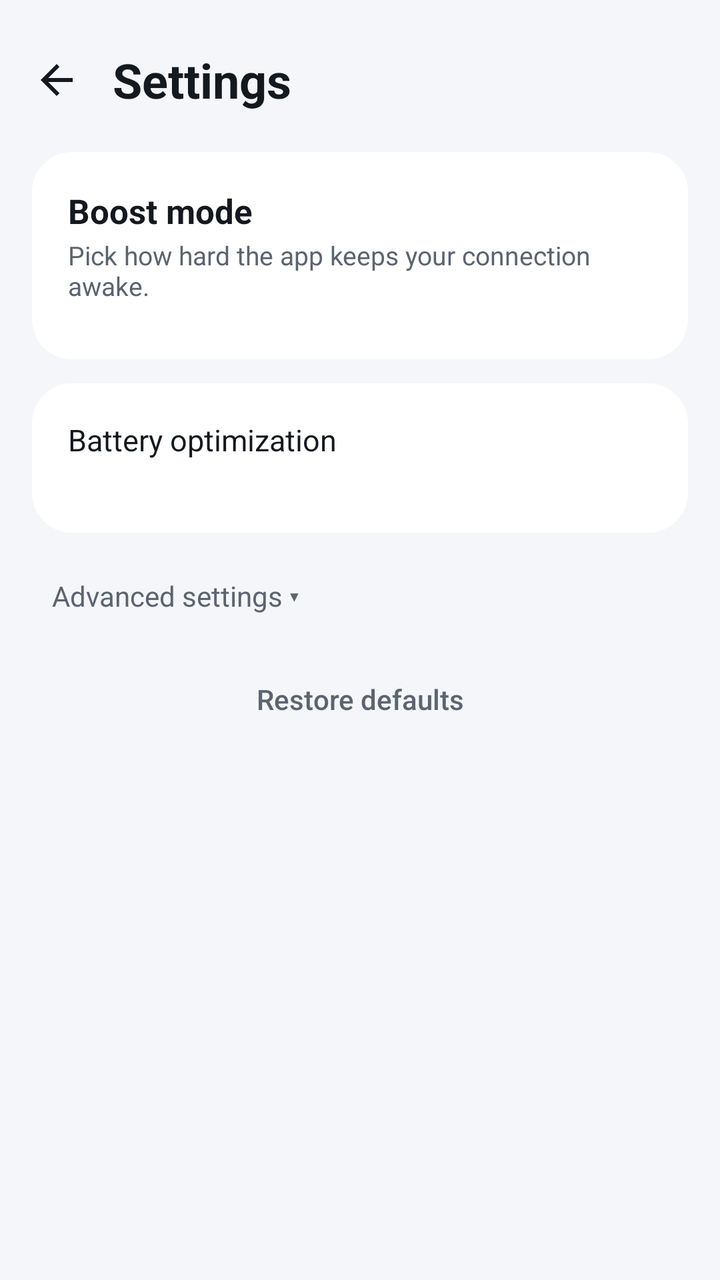
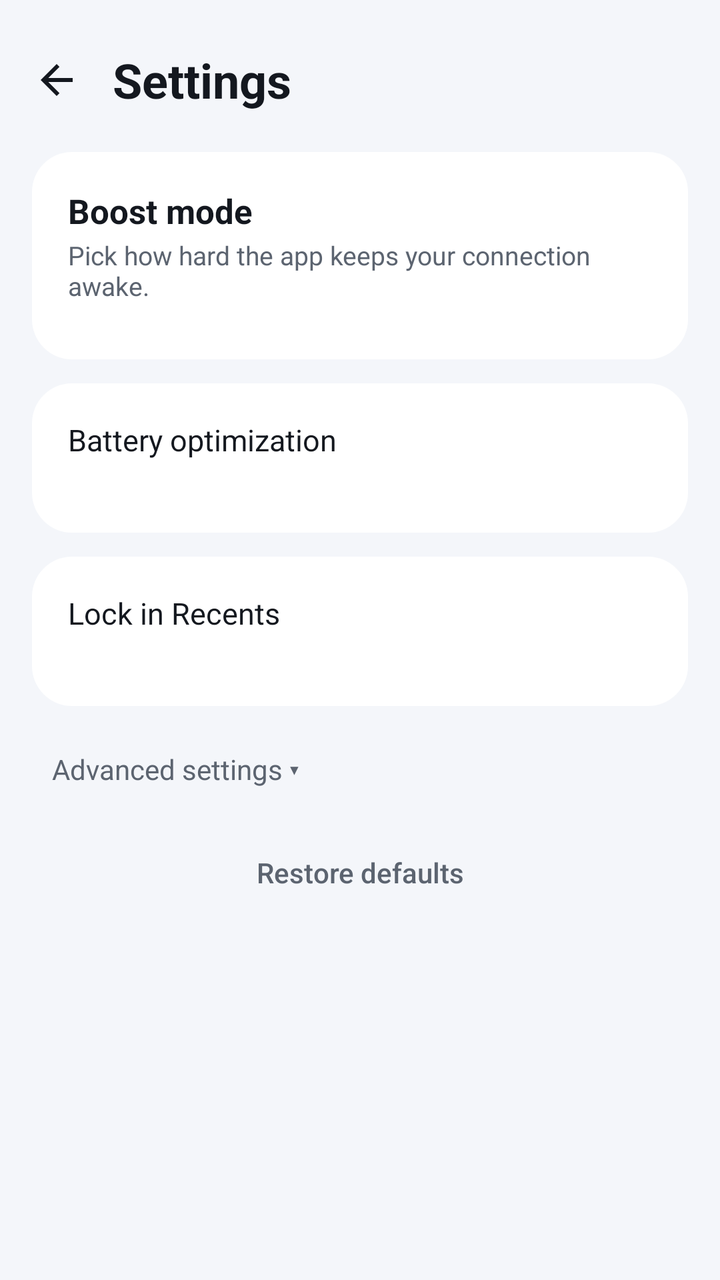

Compare the two renders of this Android layout. The source of the first and the diff that turns it into the second are given below.
<!-- AndroidManifest.xml: application theme AppTheme -->
<!-- res/layout/activity_settings.xml -->
<?xml version="1.0" encoding="utf-8"?>
<ScrollView xmlns:android="http://schemas.android.com/apk/res/android"
    android:id="@+id/scroll"
    android:layout_width="match_parent"
    android:layout_height="match_parent"
    android:fillViewport="true"
    android:fitsSystemWindows="true">

    <LinearLayout
        android:layout_width="match_parent"
        android:layout_height="wrap_content"
        android:orientation="vertical"
        android:padding="16dp">

        
        <LinearLayout
            android:layout_width="match_parent"
            android:layout_height="wrap_content"
            android:gravity="center_vertical"
            android:orientation="horizontal">

            <ImageButton
                android:id="@+id/backButton"
                android:layout_width="48dp"
                android:layout_height="48dp"
                android:layout_marginStart="-12dp"
                android:background="?android:attr/selectableItemBackgroundBorderless"
                android:contentDescription="@string/back"
                android:src="@drawable/ic_back" />

            <TextView
                android:layout_width="wrap_content"
                android:layout_height="wrap_content"
                android:layout_marginStart="4dp"
                android:text="@string/settings"
                android:textColor="@color/text_primary"
                android:textSize="24sp"
                android:textStyle="bold" />
        </LinearLayout>

        
        <LinearLayout style="@style/Card">

            <TextView
                android:layout_width="wrap_content"
                android:layout_height="wrap_content"
                android:text="@string/boost_mode"
                android:textColor="@color/text_primary"
                android:textSize="17sp"
                android:textStyle="bold" />

            <TextView
                android:layout_width="wrap_content"
                android:layout_height="wrap_content"
                android:layout_marginTop="2dp"
                android:text="@string/boost_mode_desc"
                android:textColor="@color/text_secondary"
                android:textSize="13sp" />

            <LinearLayout
                android:id="@+id/profileList"
                android:layout_width="match_parent"
                android:layout_height="wrap_content"
                android:layout_marginTop="10dp"
                android:orientation="vertical" />
        </LinearLayout>

        
        <LinearLayout
            android:id="@+id/batteryRow"
            style="@style/Card"
            android:foreground="?android:attr/selectableItemBackground">

            <TextView
                android:layout_width="wrap_content"
                android:layout_height="wrap_content"
                android:text="@string/battery_setting"
                android:textColor="@color/text_primary"
                android:textSize="15sp" />

            <TextView
                android:id="@+id/batteryState"
                android:layout_width="wrap_content"
                android:layout_height="wrap_content"
                android:layout_marginTop="2dp"
                android:textColor="@color/text_secondary"
                android:textSize="12sp" />
        </LinearLayout>

        
        <TextView
            android:id="@+id/advancedToggle"
            android:layout_width="match_parent"
            android:layout_height="wrap_content"
            android:layout_marginTop="12dp"
            android:background="?android:attr/selectableItemBackground"
            android:padding="10dp"
            android:text="@string/advanced_show"
            android:textColor="@color/text_secondary"
            android:textSize="14sp" />

        <LinearLayout
            android:id="@+id/advancedSection"
            style="@style/Card"
            android:layout_marginTop="4dp"
            android:visibility="gone">

            <TextView
                android:layout_width="wrap_content"
                android:layout_height="wrap_content"
                android:text="@string/advanced_note"
                android:textColor="@color/text_secondary"
                android:textSize="12sp" />

            <RadioGroup
                android:id="@+id/modeGroup"
                android:layout_width="match_parent"
                android:layout_height="wrap_content"
                android:layout_marginTop="8dp"
                android:orientation="horizontal">

                <RadioButton
                    android:id="@+id/modeHttp"
                    android:layout_width="0dp"
                    android:layout_height="wrap_content"
                    android:layout_weight="1"
                    android:text="@string/mode_http"
                    android:textColor="@color/text_primary" />

                <RadioButton
                    android:id="@+id/modeIcmp"
                    android:layout_width="0dp"
                    android:layout_height="wrap_content"
                    android:layout_weight="1"
                    android:text="@string/mode_icmp"
                    android:textColor="@color/text_primary" />
            </RadioGroup>

            <TextView
                android:id="@+id/targetLabel"
                style="@style/FieldLabel"
                android:labelFor="@id/targetInput"
                android:text="@string/target_url" />

            <EditText
                android:id="@+id/targetInput"
                android:layout_width="match_parent"
                android:layout_height="wrap_content"
                android:imeOptions="actionDone"
                android:importantForAutofill="no"
                android:inputType="textUri"
                android:singleLine="true"
                android:textColor="@color/text_primary"
                android:textSize="14sp" />

            <HorizontalScrollView
                android:id="@+id/hostChipScroll"
                android:layout_width="match_parent"
                android:layout_height="wrap_content"
                android:layout_marginTop="6dp"
                android:scrollbars="none">

                <LinearLayout
                    android:id="@+id/hostChipRow"
                    android:layout_width="wrap_content"
                    android:layout_height="wrap_content"
                    android:orientation="horizontal" />
            </HorizontalScrollView>

            <TextView
                style="@style/FieldLabel"
                android:labelFor="@id/intervalInput"
                android:text="@string/interval" />

            <EditText
                android:id="@+id/intervalInput"
                android:layout_width="match_parent"
                android:layout_height="wrap_content"
                android:imeOptions="actionDone"
                android:importantForAutofill="no"
                android:inputType="numberDecimal"
                android:singleLine="true"
                android:textColor="@color/text_primary"
                android:textSize="14sp" />

            <TextView
                android:id="@+id/intervalHint"
                android:layout_width="wrap_content"
                android:layout_height="wrap_content"
                android:layout_marginTop="6dp"
                android:textColor="@color/text_secondary"
                android:textSize="12sp" />

            <Button
                android:id="@+id/applyButton"
                style="?android:attr/borderlessButtonStyle"
                android:layout_width="wrap_content"
                android:layout_height="wrap_content"
                android:layout_gravity="end"
                android:layout_marginTop="4dp"
                android:text="@string/apply"
                android:textAllCaps="false"
                android:textColor="@color/accent"
                android:textStyle="bold" />
        </LinearLayout>

        <Button
            android:id="@+id/resetButton"
            style="?android:attr/borderlessButtonStyle"
            android:layout_width="wrap_content"
            android:layout_height="wrap_content"
            android:layout_gravity="center_horizontal"
            android:layout_marginTop="8dp"
            android:text="@string/restore_defaults"
            android:textAllCaps="false"
            android:textColor="@color/text_secondary" />
    </LinearLayout>
</ScrollView>
<!-- resources referenced by this layout -->
<resources>
  <color name="accent">#FF6A00</color>
  <color name="text_primary">#14181F</color>
  <color name="text_secondary">#5C6470</color>
  <!-- drawable ic_back (drawable) -->
  <vector xmlns:android="http://schemas.android.com/apk/res/android"
      android:width="24dp"
      android:height="24dp"
      android:autoMirrored="true"
      android:tint="@color/text_primary"
      android:viewportWidth="24"
      android:viewportHeight="24">
      <path
          android:fillColor="#FFFFFFFF"
          android:pathData="M20,11H7.83l5.59,-5.59L12,4l-8,8l8,8l1.41,-1.41L7.83,13H20v-2z" />
  </vector>
  <string name="advanced_note">For experienced users. Changing anything here switches Boost mode to Custom.</string>
  <string name="advanced_show">Advanced settings ▾</string>
  <string name="apply">Apply</string>
  <string name="back">Back</string>
  <string name="battery_setting">Battery optimization</string>
  <string name="boost_mode">Boost mode</string>
  <string name="boost_mode_desc">Pick how hard the app keeps your connection awake.</string>
  <string name="interval">Every (seconds)</string>
  <string name="mode_http">Web request</string>
  <string name="mode_icmp">Ping</string>
  <string name="restore_defaults">Restore defaults</string>
  <string name="settings">Settings</string>
  <string name="target_url">Website address</string>
  <style name="Card">
          <item name="android:layout_width">match_parent</item>
          <item name="android:layout_height">wrap_content</item>
          <item name="android:layout_marginTop">12dp</item>
          <item name="android:background">@drawable/bg_card</item>
          <item name="android:orientation">vertical</item>
          <item name="android:padding">18dp</item>
      </style>
  <style name="FieldLabel">
          <item name="android:layout_width">wrap_content</item>
          <item name="android:layout_height">wrap_content</item>
          <item name="android:layout_marginTop">14dp</item>
          <item name="android:textColor">@color/text_secondary</item>
          <item name="android:textSize">13sp</item>
      </style>
  <style name="AppTheme" parent="android:Theme.Material.Light.NoActionBar">
          <item name="android:colorPrimary">@color/accent</item>
          <item name="android:colorAccent">@color/accent</item>
          <item name="android:windowBackground">@color/bg</item>
          <item name="android:statusBarColor">@color/bg</item>
          <item name="android:navigationBarColor">@color/bg</item>
          <item name="android:windowLightStatusBar">true</item>
      </style>
  <!-- drawable bg_card (drawable) -->
  <shape xmlns:android="http://schemas.android.com/apk/res/android" android:shape="rectangle">
      <solid android:color="@color/card" />
      <corners android:radius="20dp" />
  </shape>
  <color name="bg">#F4F6FA</color>
  <color name="card">#FFFFFF</color>
</resources>

<!-- the commit's change to res/layout/activity_settings.xml (unified diff, before → after) -->
@@ -80,6 +80,28 @@
 
             <TextView
                 android:id="@+id/batteryState"
+                android:layout_width="wrap_content"
+                android:layout_height="wrap_content"
+                android:layout_marginTop="2dp"
+                android:textColor="@color/text_secondary"
+                android:textSize="12sp" />
+        </LinearLayout>
+
+        
+        <LinearLayout
+            android:id="@+id/lockRow"
+            style="@style/Card"
+            android:foreground="?android:attr/selectableItemBackground">
+
+            <TextView
+                android:layout_width="wrap_content"
+                android:layout_height="wrap_content"
+                android:text="@string/lock_setting"
+                android:textColor="@color/text_primary"
+                android:textSize="15sp" />
+
+            <TextView
+                android:id="@+id/lockState"
                 android:layout_width="wrap_content"
                 android:layout_height="wrap_content"
                 android:layout_marginTop="2dp"
<!-- resource entries referenced after the edit -->
@@ -23,6 +23,7 @@
   <string name="boost_mode">Boost mode</string>
   <string name="boost_mode_desc">Pick how hard the app keeps your connection awake.</string>
   <string name="interval">Every (seconds)</string>
+  <string name="lock_setting">Lock in Recents</string>
   <string name="mode_http">Web request</string>
   <string name="mode_icmp">Ping</string>
   <string name="restore_defaults">Restore defaults</string>
